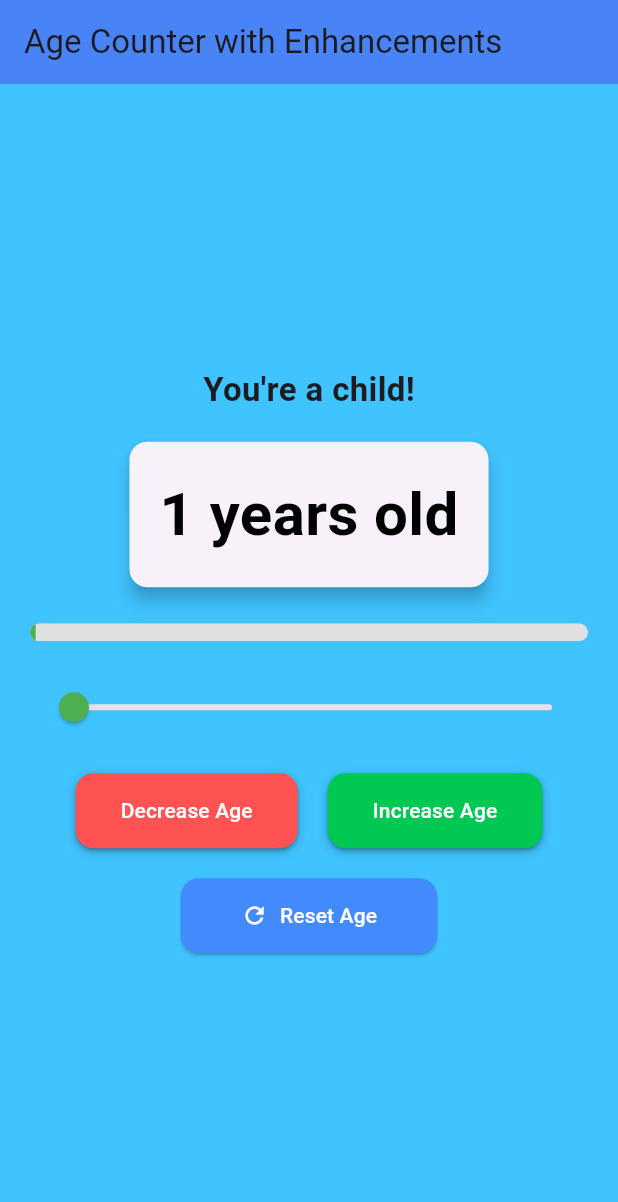
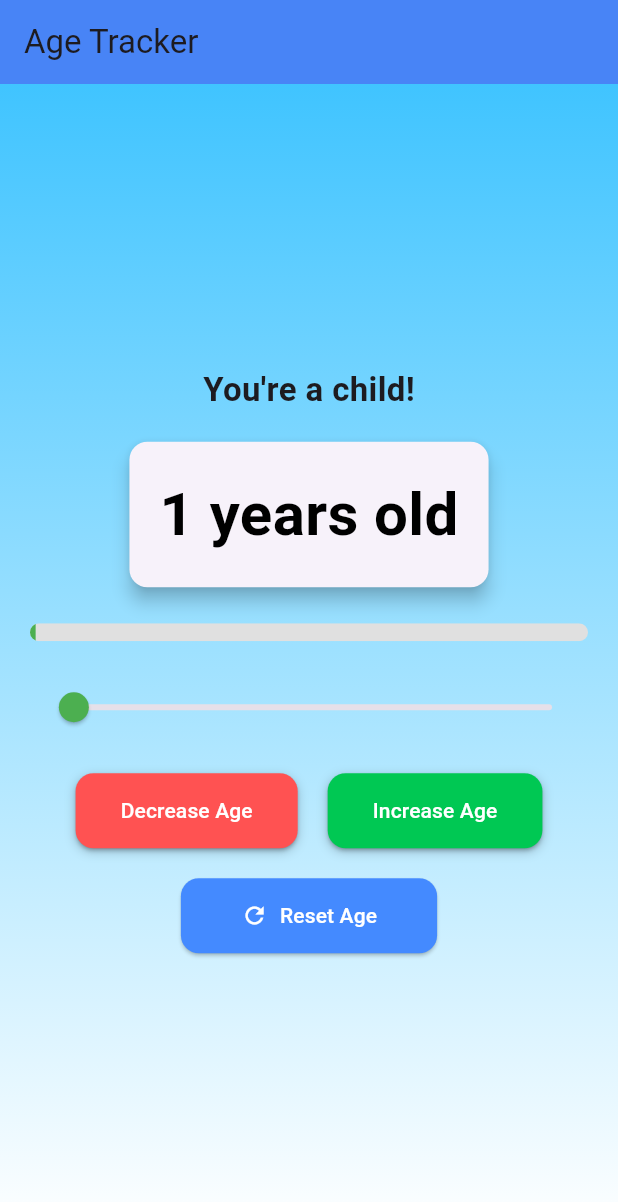
Before and after one commit to charan4112/counter_app, a Flutter app: the screen it shows after launch, after a tap on "Increase Age", on a phone screen of 412 x 824 dp. Shown: the top 1202 px of the screen. Run offline on Flutter 3.47's test engine with Material 3 defaults, Android fonts, the phone set to English and light mode, and no system bars; missing offline and left inert: window_size.

Commit message:
Step 10: Final UI Enhancements, State Optimization & Bug Fixes

```diff
--- a/lib/main.dart
+++ b/lib/main.dart
@@ -1,17 +1,35 @@
 import 'package:flutter/material.dart';
 import 'package:provider/provider.dart';
+import 'package:window_size/window_size.dart';
+import 'dart:io' show Platform;
+import 'package:flutter/foundation.dart' show kIsWeb;
 import 'providers/counter_provider.dart';
 import 'screens/home_screen.dart';
 
 void main() {
+  setupWindow();
   runApp(
-    MultiProvider(
-      providers: [
-        ChangeNotifierProvider(create: (context) => CounterProvider()),
-      ],
+    ChangeNotifierProvider(
+      create: (context) => CounterProvider(),
       child: const MyApp(),
     ),
   );
+}
+
+void setupWindow() {
+  if (!kIsWeb && (Platform.isWindows || Platform.isLinux || Platform.isMacOS)) {
+    WidgetsFlutterBinding.ensureInitialized();
+    setWindowTitle('Provider Counter');
+    setWindowMinSize(const Size(360, 640));
+    setWindowMaxSize(const Size(360, 640));
+    getCurrentScreen().then((screen) {
+      setWindowFrame(Rect.fromCenter(
+        center: screen!.frame.center,
+        width: 360,
+        height: 640,
+      ));
+    });
+  }
 }
 
 class MyApp extends StatelessWidget {
@@ -20,12 +38,12 @@ class MyApp extends StatelessWidget {
   @override
   Widget build(BuildContext context) {
     return MaterialApp(
-      title: 'Counter App with Provider',
+      debugShowCheckedModeBanner: false,
+      title: 'Flutter Counter App',
       theme: ThemeData(
         primarySwatch: Colors.blue,
-        scaffoldBackgroundColor: Colors.grey[200],
+        useMaterial3: true,
       ),
-      debugShowCheckedModeBanner: false,
       home: const HomeScreen(),
     );
   }
--- a/lib/screens/home_screen.dart
+++ b/lib/screens/home_screen.dart
@@ -5,7 +5,6 @@ import '../providers/counter_provider.dart';
 class HomeScreen extends StatelessWidget {
   const HomeScreen({super.key});
 
-  // Function to determine message and background color based on age value
   Map<String, dynamic> getMilestone(int age) {
     if (age <= 12) {
       return {"message": "You're a child!", "color": Colors.lightBlueAccent};
@@ -20,15 +19,10 @@ class HomeScreen extends StatelessWidget {
     }
   }
 
-  // Function to determine progress bar color
   Color getProgressBarColor(int age) {
-    if (age <= 33) {
-      return Colors.green;
-    } else if (age <= 67) {
-      return Colors.yellow;
-    } else {
-      return Colors.red;
-    }
+    if (age <= 33) return Colors.green;
+    if (age <= 67) return Colors.yellow;
+    return Colors.red;
   }
 
   @override
@@ -38,20 +32,25 @@ class HomeScreen extends StatelessWidget {
 
     return Scaffold(
       appBar: AppBar(
-        title: const Text("Age Counter with Enhancements"),
+        title: const Text("Age Tracker"),
         backgroundColor: Colors.blueAccent,
         elevation: 5,
       ),
       body: AnimatedContainer(
         duration: const Duration(milliseconds: 500),
         curve: Curves.easeInOut,
-        color: milestone["color"],
+        decoration: BoxDecoration(
+          gradient: LinearGradient(
+            colors: [milestone["color"], Colors.white],
+            begin: Alignment.topCenter,
+            end: Alignment.bottomCenter,
+          ),
+        ),
         child: Padding(
           padding: const EdgeInsets.symmetric(horizontal: 20, vertical: 30),
           child: Column(
             mainAxisAlignment: MainAxisAlignment.center,
             children: [
-              // Animated message with fade-in effect
               AnimatedOpacity(
                 opacity: 1.0,
                 duration: const Duration(milliseconds: 600),
@@ -62,7 +61,6 @@ class HomeScreen extends StatelessWidget {
               ),
               const SizedBox(height: 15),
 
-              // Age Counter Display
               Card(
                 elevation: 5,
                 shape: RoundedRectangleBorder(borderRadius: BorderRadius.circular(12)),
@@ -76,7 +74,6 @@ class HomeScreen extends StatelessWidget {
               ),
               const SizedBox(height: 20),
 
-              // Age Progress Bar
               ClipRRect(
                 borderRadius: BorderRadius.circular(10),
                 child: LinearProgressIndicator(
@@ -88,7 +85,6 @@ class HomeScreen extends StatelessWidget {
               ),
               const SizedBox(height: 20),
 
-              // Age Slider
               Slider(
                 value: counterProvider.counter.toDouble(),
                 min: 0,
@@ -102,7 +98,6 @@ class HomeScreen extends StatelessWidget {
               ),
               const SizedBox(height: 20),
 
-              // Buttons with Animated Effects
               Row(
                 mainAxisAlignment: MainAxisAlignment.center,
                 children: [
@@ -121,7 +116,6 @@ class HomeScreen extends StatelessWidget {
               ),
               const SizedBox(height: 20),
 
-              // Reset Button with Icon
               ElevatedButton.icon(
                 onPressed: counterProvider.reset,
                 style: ElevatedButton.styleFrom(
@@ -141,7 +135,6 @@ class HomeScreen extends StatelessWidget {
     );
   }
 
-  // Custom Animated Button Widget
   Widget _animatedButton({required String text, required Color color, required VoidCallback onPressed}) {
     return AnimatedContainer(
       duration: const Duration(milliseconds: 300),
```
